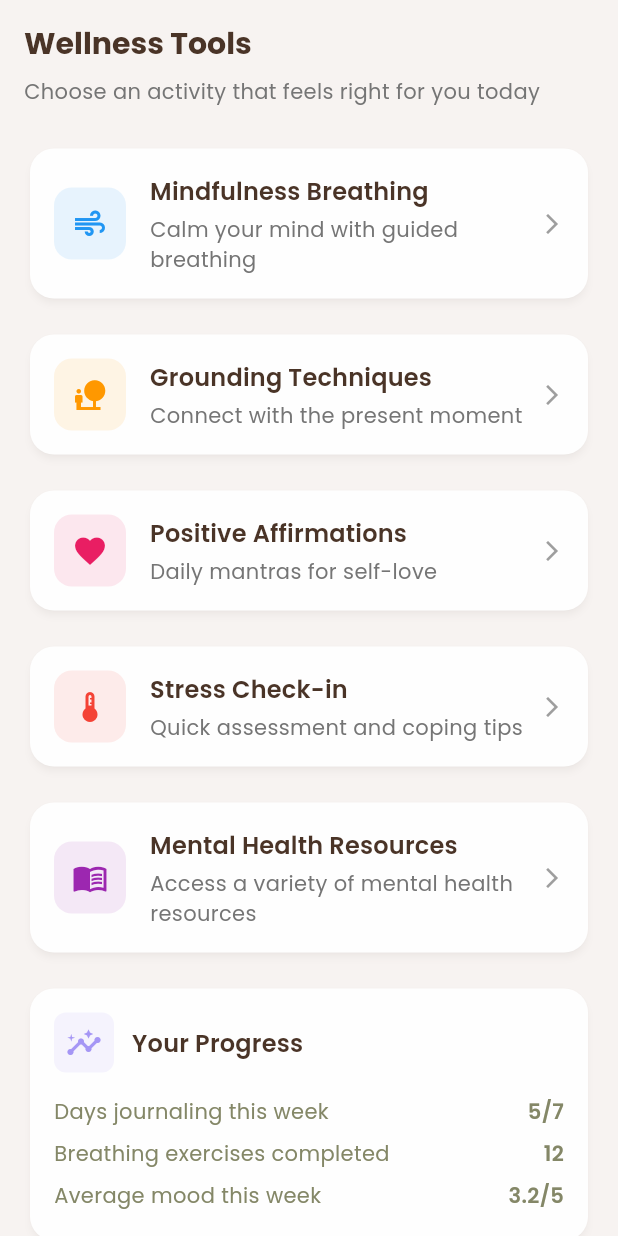
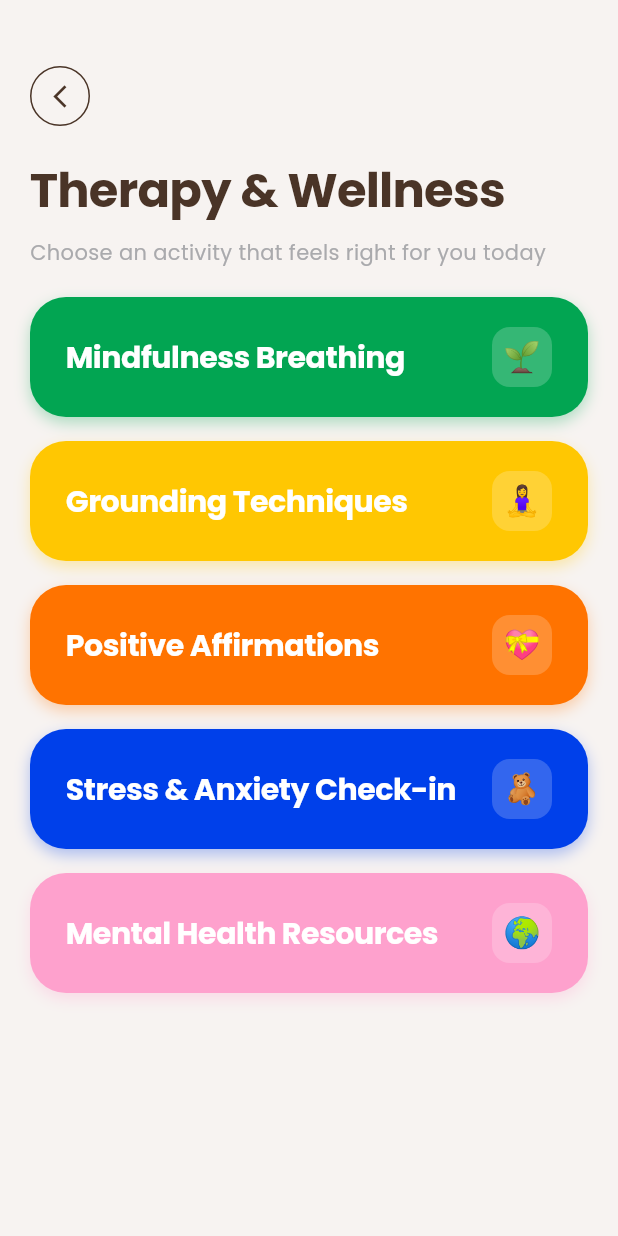
Before and after one commit to jocelyngan2005/solace, a Flutter app: the WellnessToolsScreen screen opened directly, on a phone screen of 412 x 824 dp. Run offline on Flutter 3.47's test engine with Material 3 defaults, Android fonts, the phone set to English and light mode, and no system bars; our stand-ins replace fl_chart, google_fonts; accounts and stored records are empty.

Commit message:
Wellness Tools Update

```diff
--- a/lib/screens/profile/profile_screen.dart
+++ b/lib/screens/profile/profile_screen.dart
@@ -31,14 +31,6 @@ class _ProfileScreenState extends State<ProfileScreen> {
   late WeeklyChallengeService _challengeService;
 
   final List<String> _themes = ['Pastel Blue', 'Soft Lavender', 'Warm Beige'];
-  final List<String> _allFocusAreas = [
-    'Sleep',
-    'Anxiety',
-    'Productivity',
-    'Social',
-    'Academic',
-    'Self-esteem',
-  ];
 
   @override
   void initState() {
@@ -658,50 +650,6 @@ class _ProfileScreenState extends State<ProfileScreen> {
 
                 const SizedBox(height: 20),
 
-                // Focus Areas
-                const Text(
-                  '🎯 Focus Areas',
-                  style: TextStyle(fontWeight: FontWeight.w600, fontSize: 16),
-                ),
-                const SizedBox(height: 8),
-                const Text(
-                  'Select areas you want to focus on for better personalized content.',
-                  style: TextStyle(fontSize: 13, color: Colors.grey),
-                ),
-                const SizedBox(height: 8),
-                Wrap(
-                  spacing: 6,
-                  runSpacing: 4,
-                  children: _allFocusAreas.map((area) {
-                    final isSelected = _focusAreas.contains(area);
-                    return FilterChip(
-                      label: Text(area, style: const TextStyle(fontSize: 12)),
-                      selected: isSelected,
-                      selectedColor: Theme.of(context).colorScheme.primary.withOpacity(0.2),
-                      checkmarkColor: Theme.of(context).colorScheme.primary,
-                      backgroundColor: Colors.grey.shade100,
-                      onSelected: (selected) {
-                        setStateDialog(() {
-                          if (selected) {
-                            _focusAreas.add(area);
-                          } else {
-                            _focusAreas.remove(area);
-                          }
-                        });
-                        setState(() {
-                          if (selected) {
-                            _focusAreas.add(area);
-                          } else {
-                            _focusAreas.remove(area);
-                          }
-                        });
-                      },
-                    );
-                  }).toList(),
-                ),
-
-                const SizedBox(height: 20),
-
                 // Accessibility Features
                 const Text(
                   '♿ Accessibility',
--- a/lib/screens/therapy/therapy_screen.dart
+++ b/lib/screens/therapy/therapy_screen.dart
@@ -44,11 +44,6 @@ class _TherapyScreenState extends State<TherapyScreen> with RouteAware {
   @override
   Widget build(BuildContext context) {
     return Scaffold(
-      appBar: AppBar(
-        title: const Text('Therapy & Wellness'),
-        backgroundColor: Colors.transparent,
-        elevation: 0,
-      ),
       body: _isLoading
           ? const Center(child: CircularProgressIndicator())
           : _hasCompletedEntry
--- a/lib/screens/therapy/wellness_tools_screen.dart
+++ b/lib/screens/therapy/wellness_tools_screen.dart
@@ -14,33 +14,76 @@ class WellnessToolsScreen extends StatelessWidget {
 
   @override
   Widget build(BuildContext context) {
-    return SingleChildScrollView(
-      padding: const EdgeInsets.all(16),
+    return Scaffold(
+      backgroundColor: Theme.of(context).colorScheme.background,
+      body: SafeArea(
+        child: Column(
+          children: [
+            const SizedBox(height: 24),
+            // Header Section
+            Container(
+              padding: const EdgeInsets.all(20),
               child: Column(
                 crossAxisAlignment: CrossAxisAlignment.start,
                 children: [
+                  // Back button
+                  Row(
+                    children: [
+                      GestureDetector(
+                        onTap: () => Navigator.pop(context),
+                        child: Container(
+                          width: 40,
+                          height: 40,
+                          decoration: BoxDecoration(
+                            shape: BoxShape.circle,
+                            border: Border.all(color: Theme.of(context).colorScheme.onSurface),
+                          ),
+                          child: Icon(
+                            Icons.arrow_back_ios_new,
+                            size: 18,
+                            color: Theme.of(context).colorScheme.onSurface,
+                          ),
+                        ),
+                      ),
+                    ],
+                  ),
+                  const SizedBox(height: 20),
+                  // Title
                   Text(
-            'Wellness Tools',
-            style: Theme.of(context).textTheme.headlineSmall?.copyWith(
-              fontWeight: FontWeight.bold,
+                    'Therapy & Wellness',
+                    style: TextStyle(
+                      fontSize: 32,
+                      fontWeight: FontWeight.w700,
+                      color: Theme.of(context).colorScheme.onSurface,
+                      letterSpacing: -0.5,
                     ),
                   ),
                   const SizedBox(height: 8),
                   Text(
                     'Choose an activity that feels right for you today',
-            style: Theme.of(context).textTheme.bodyMedium?.copyWith(
-              color: Colors.grey[600],
+                    style: TextStyle(
+                      fontSize: 14,
+                      color: Theme.of(context).colorScheme.outline,
+                      fontWeight: FontWeight.w400,
+                      height: 1.4,
                     ),
                   ),
-          const SizedBox(height: 24),
+                ],
+              ),
+            ),
 
-          // Breathing Exercises
-          _buildToolCard(
+            // Wellness Tools Cards
+            Expanded(
+              child: SingleChildScrollView(
+                padding: const EdgeInsets.symmetric(horizontal: 20),
+                child: Column(
+                  children: [
+                    // Mindfulness Breathing
+                    _buildWellnessCard(
                       context,
                       'Mindfulness Breathing',
-            'Calm your mind with guided breathing',
-            Icons.air,
-            Colors.blue,
+                      const Color(0xFF02A552),
+                      '🌱',
                       () => Navigator.push(
                         context,
                         MaterialPageRoute(builder: (context) => const BreathingExercisePage()),
@@ -50,13 +93,11 @@ class WellnessToolsScreen extends StatelessWidget {
                     const SizedBox(height: 16),
 
                     // Grounding Techniques
-          _buildToolCard(
+                    _buildWellnessCard(
                       context,
                       'Grounding Techniques',
-            'Connect with the present moment',
-            Icons.nature_people,
-
-            Colors.orange,
+                      const Color(0xFFFFC702),
+                      '🧘‍♀️',
                       () => Navigator.push(
                         context,
                         MaterialPageRoute(builder: (context) => const GroundingTechniquesPage()),
@@ -66,13 +107,11 @@ class WellnessToolsScreen extends StatelessWidget {
                     const SizedBox(height: 16),
 
                     // Positive Affirmations
-          _buildToolCard(
+                    _buildWellnessCard(
                       context,
                       'Positive Affirmations',
-            'Daily mantras for self-love',
-            Icons.favorite,
-
-            Colors.pink,
+                      const Color(0xFFFF7300),
+                      '💝',
                       () => Navigator.push(
                         context,
                         MaterialPageRoute(builder: (context) => const PositiveAffirmationPage()),
@@ -81,139 +120,103 @@ class WellnessToolsScreen extends StatelessWidget {
 
                     const SizedBox(height: 16),
 
-          // Stress Check-in
-          _buildToolCard(
+                    // Stress & Anxiety Check-in
+                    _buildWellnessCard(
                       context,
-            'Stress Check-in',
-            'Quick assessment and coping tips',
-            Icons.thermostat,
-            Colors.red,
+                      'Stress & Anxiety Check-in',
+                      const Color(0xFF0040EA),
+                      '🧸',
                       () => _showStressCheckin(context),
                     ),
 
                     const SizedBox(height: 16),
 
                     // Mental Health Resources
-          _buildToolCard(
+                    _buildWellnessCard(
                       context,
                       'Mental Health Resources',
-            'Access a variety of mental health resources',
-            Icons.menu_book,
-            Colors.purple,
+                      const Color(0xFFFEA1CD),
+                      '🌍',
                       () => Navigator.push(
                         context,
                         MaterialPageRoute(builder: (context) => const ResourcesScreen()),
                       ),
                     ),
 
-          const SizedBox(height: 16),
-
-          // Progress Insights
-          Card(
-            child: Padding(
-              padding: const EdgeInsets.all(16),
-              child: Column(
-                crossAxisAlignment: CrossAxisAlignment.start,
-                children: [
-                  Row(
-                    children: [
-                      Container(
-                        padding: const EdgeInsets.all(8),
-                        decoration: BoxDecoration(
-                          color: Theme.of(context).colorScheme.primary.withOpacity(0.1),
-                          borderRadius: BorderRadius.circular(8),
-                        ),
-                        child: Icon(
-                          Icons.insights,
-                          color: Theme.of(context).colorScheme.primary,
-                        ),
-                      ),
-                      const SizedBox(width: 12),
-                      Text(
-                        'Your Progress',
-                        style: Theme.of(context).textTheme.titleMedium?.copyWith(
-                          fontWeight: FontWeight.w600,
-                        ),
-                      ),
-                    ],
-                  ),
-                  const SizedBox(height: 12),
-                  _buildProgressItem('Days journaling this week', '5/7'),
-                  _buildProgressItem('Breathing exercises completed', '12'),
-                  _buildProgressItem('Average mood this week', '3.2/5'),
+                    const SizedBox(height: 32),
                   ],
                 ),
               ),
             ),
           ],
         ),
+      ),
     );
   }
 
-  Widget _buildToolCard(
+  Widget _buildWellnessCard(
     BuildContext context,
     String title,
-    String subtitle,
-    IconData icon,
-    Color color,
+    Color backgroundColor,
+    String emoji,
     VoidCallback onTap,
   ) {
-    return Card(
-      child: InkWell(
+    return GestureDetector(
       onTap: onTap,
-        borderRadius: BorderRadius.circular(16),
+      child: Container(
+        width: double.infinity,
+        height: 80,
+        decoration: BoxDecoration(
+          color: backgroundColor,
+          borderRadius: BorderRadius.circular(24),
+          boxShadow: [
+            BoxShadow(
+              color: backgroundColor.withOpacity(0.3),
+              blurRadius: 8,
+              offset: const Offset(0, 4),
+            ),
+          ],
+        ),
         child: Padding(
-          padding: const EdgeInsets.all(16),
+          padding: const EdgeInsets.symmetric(horizontal: 24, vertical: 20),
           child: Row(
             children: [
+              // Title
+              Expanded(
+                child: Text(
+                  title,
+                  style: const TextStyle(
+                    fontSize: 20,
+                    fontWeight: FontWeight.w700,
+                    color: Colors.white,
+                    letterSpacing: -0.3,
+                    height: 1.1,
+                  ),
+                ),
+              ),
+
+              const SizedBox(width: 16),
+
+              // Emoji/Icon area
               Container(
-                padding: const EdgeInsets.all(12),
+                width: 40,
+                height: 40,
                 decoration: BoxDecoration(
-                  color: color.withOpacity(0.1),
+                  color: Colors.white.withOpacity(0.2),
                   borderRadius: BorderRadius.circular(12),
                 ),
-                child: Icon(icon, color: color, size: 24),
-              ),
-              const SizedBox(width: 16),
-              Expanded(
-                child: Column(
-                  crossAxisAlignment: CrossAxisAlignment.start,
-                  children: [
-                    Text(
-                      title,
-                      style: Theme.of(context).textTheme.titleMedium?.copyWith(
-                        fontWeight: FontWeight.w600,
+                child: Center(
+                  child: Text(
+                    emoji,
+                    style: const TextStyle(
+                      fontSize: 20,
                     ),
                   ),
-                    const SizedBox(height: 4),
-                    Text(
-                      subtitle,
-                      style: Theme.of(context).textTheme.bodyMedium?.copyWith(
-                        color: Colors.grey[600],
                 ),
               ),
             ],
           ),
         ),
-              const Icon(Icons.arrow_forward_ios, size: 16, color: Colors.grey),
-            ],
-          ),
-        ),
-      ),
-    );
-  }
-
-  Widget _buildProgressItem(String label, String value) {
-    return Padding(
-      padding: const EdgeInsets.symmetric(vertical: 4),
-      child: Row(
-        children: [
-          Expanded(child: Text(label)),
-          Text(
-            value,
-            style: const TextStyle(fontWeight: FontWeight.w600),
-          ),
-        ],
       ),
     );
   }
--- a/lib/widgets/habit_tracker.dart
+++ b/lib/widgets/habit_tracker.dart
@@ -368,7 +368,10 @@ class _HabitTrackerState extends State<HabitTracker> {
   }
 
   // Sleep Hours tracker card
-  Widget _buildSleepHoursTrackerCard(BuildContext context, Map<String, dynamic> habit) {
+  Widget _buildSleepHoursTrackerCard(
+    BuildContext context,
+    Map<String, dynamic> habit,
+  ) {
     return Card(
       child: Padding(
         padding: const EdgeInsets.all(16),
@@ -499,7 +502,10 @@ class _HabitTrackerState extends State<HabitTracker> {
   }
 
   // Bedtime Patterns tracker card
-  Widget _buildBedtimePatternsTrackerCard(BuildContext context, Map<String, dynamic> habit) {
+  Widget _buildBedtimePatternsTrackerCard(
+    BuildContext context,
+    Map<String, dynamic> habit,
+  ) {
     String targetBed = _bedTimeGoal != null
         ? _bedTimeGoal!.format(context)
         : '23:00';
@@ -552,7 +558,7 @@ class _HabitTrackerState extends State<HabitTracker> {
                                     color: habit['color'],
                                     fontWeight: FontWeight.bold,
                                   ),
-                                  textAlign: TextAlign.start,
+                              textAlign: TextAlign.start,
                             ),
                             Text(
                               'Target wake-up: $targetWake',
@@ -561,7 +567,7 @@ class _HabitTrackerState extends State<HabitTracker> {
                                     color: habit['color'],
                                     fontWeight: FontWeight.bold,
                                   ),
-                                  textAlign: TextAlign.start,
+                              textAlign: TextAlign.start,
                             ),
                           ],
                         ),
@@ -657,7 +663,10 @@ class _HabitTrackerState extends State<HabitTracker> {
   }
 
   // Nap Breaks tracker card
-  Widget _buildNapBreaksTrackerCard(BuildContext context, Map<String, dynamic> habit) {
+  Widget _buildNapBreaksTrackerCard(
+    BuildContext context,
+    Map<String, dynamic> habit,
+  ) {
     return Card(
       child: Padding(
         padding: const EdgeInsets.all(16),
@@ -804,7 +813,10 @@ class _HabitTrackerState extends State<HabitTracker> {
   }
 
   // Meals tracker card
-  Widget _buildMealsTrackerCard(BuildContext context, Map<String, dynamic> habit) {
+  Widget _buildMealsTrackerCard(
+    BuildContext context,
+    Map<String, dynamic> habit,
+  ) {
     final mealOptions = ['Breakfast', 'Lunch', 'Dinner', 'Snack'];
     final Color chipColor = habit['color'];
 
@@ -937,7 +949,10 @@ class _HabitTrackerState extends State<HabitTracker> {
   }
 
   // Water tracker card
-  Widget _buildWaterTrackerCard(BuildContext context, Map<String, dynamic> habit) {
+  Widget _buildWaterTrackerCard(
+    BuildContext context,
+    Map<String, dynamic> habit,
+  ) {
     return Card(
       child: Padding(
         padding: const EdgeInsets.all(16),
@@ -1055,7 +1070,10 @@ class _HabitTrackerState extends State<HabitTracker> {
   }
 
   // Fruits tracker card
-  Widget _buildFruitsTrackerCard(BuildContext context, Map<String, dynamic> habit) {
+  Widget _buildFruitsTrackerCard(
+    BuildContext context,
+    Map<String, dynamic> habit,
+  ) {
     return Card(
       child: Padding(
         padding: const EdgeInsets.all(16),
@@ -1173,7 +1191,10 @@ class _HabitTrackerState extends State<HabitTracker> {
   }
 
   // Steps tracker card
-  Widget _buildStepsTrackerCard(BuildContext context, Map<String, dynamic> habit) {
+  Widget _buildStepsTrackerCard(
+    BuildContext context,
+    Map<String, dynamic> habit,
+  ) {
     bool _linkedToPhone = false;
 
     return StatefulBuilder(
@@ -1355,7 +1376,10 @@ class _HabitTrackerState extends State<HabitTracker> {
   }
 
   // Exercise tracker card
-  Widget _buildExerciseTrackerCard(BuildContext context, Map<String, dynamic> habit) {
+  Widget _buildExerciseTrackerCard(
+    BuildContext context,
+    Map<String, dynamic> habit,
+  ) {
     final TextEditingController typeController = TextEditingController();
     final TextEditingController durationController = TextEditingController();
 
@@ -1799,7 +1823,10 @@ class _HabitTrackerState extends State<HabitTracker> {
     );
   }
 
-  Widget _buildDynamicHabitCard(BuildContext context, Map<String, dynamic> habit) {
+  Widget _buildDynamicHabitCard(
+    BuildContext context,
+    Map<String, dynamic> habit,
+  ) {
     final habitName = habit['name'];
     switch (habitName) {
       case 'Sleep Hours':
@@ -1827,6 +1854,16 @@ class _HabitTrackerState extends State<HabitTracker> {
     String twoDigits(int n) => n.toString().padLeft(2, '0');
     return '${twoDigits(duration.inHours)}:${twoDigits(duration.inMinutes.remainder(60))}';
   }
+
+  final List<String> _focusAreas = [];
+  final List<String> _allFocusAreas = [
+    'Sleep',
+    'Anxiety',
+    'Productivity',
+    'Social',
+    'Academic',
+    'Self-esteem',
+  ];
 
   @override
   Widget build(BuildContext context) {
@@ -1859,6 +1896,61 @@ class _HabitTrackerState extends State<HabitTracker> {
             child: Column(
               crossAxisAlignment: CrossAxisAlignment.start,
               children: [
+                Text(
+                  'Focus Areas',
+                  style: TextStyle(
+                    fontSize: 22,
+                    fontWeight: FontWeight.w600,
+                    color: Theme.of(context).colorScheme.onSurface,
+                  ),
+                ),
+
+                const SizedBox(height: 16),
+
+                // Focus Areas
+                const Text(
+                  'Select areas you want to focus on for better personalized content.',
+                  style: TextStyle(fontSize: 13, color: Colors.grey),
+                ),
+                const SizedBox(height: 8),
+                Wrap(
+                  spacing: 6,
+                  runSpacing: 4,
+                  children: _allFocusAreas.map((area) {
+                    final isSelected = _focusAreas.contains(area);
+                    return FilterChip(
+                      label: Text(area, style: const TextStyle(fontSize: 12)),
+                      selected: isSelected,
+                      selectedColor: Theme.of(
+                        context,
+                      ).colorScheme.primary.withOpacity(0.2),
+                      checkmarkColor: Theme.of(context).colorScheme.primary,
+                      backgroundColor: Colors.grey.shade100,
+                      onSelected: (selected) {
+                        setState(() {
+                          if (selected) {
+                            _focusAreas.add(area);
+                          } else {
+                            _focusAreas.remove(area);
+                          }
+                        });
+                      },
+                    );
+                  }).toList(),
+                ),
+
+                const SizedBox(height: 32),
+
+                Text(
+                  'Habit Tracking',
+                  style: TextStyle(
+                    fontSize: 22,
+                    fontWeight: FontWeight.w600,
+                    color: Theme.of(context).colorScheme.onSurface,
+                  ),
+                ),
+
+                const SizedBox(height: 16),
 
                 Text(
                   'Sleep & Wellness',
@@ -2075,11 +2167,7 @@ class _HabitTrackerState extends State<HabitTracker> {
                 color: const Color(0xFFF5F5F5),
                 borderRadius: BorderRadius.circular(12),
               ),
-              child: Icon(
-                icon,
-                color: Colors.black87,
-                size: 24,
-              ),
+              child: Icon(icon, color: Colors.black87, size: 24),
             ),
 
             const SizedBox(width: 16),
@@ -2130,15 +2218,10 @@ class _HabitTrackerState extends State<HabitTracker> {
             const SizedBox(width: 12),
 
             // Arrow
-            Icon(
-              Icons.chevron_right,
-              color: Colors.black87,
-              size: 20,
-            ),
+            Icon(Icons.chevron_right, color: Colors.black87, size: 20),
           ],
         ),
       ),
     );
   }
-
 }
```
Also changed, not shown: assets/wellness/Check_in.png (added), assets/wellness/Grounding_techniques.png (added), assets/wellness/Mental_health_resources.png (added), assets/wellness/Mindfulness_breathing.png (added), assets/wellness/Positive_affirmations.png (added). Lines whose indentation alone changed are shown as unchanged.
